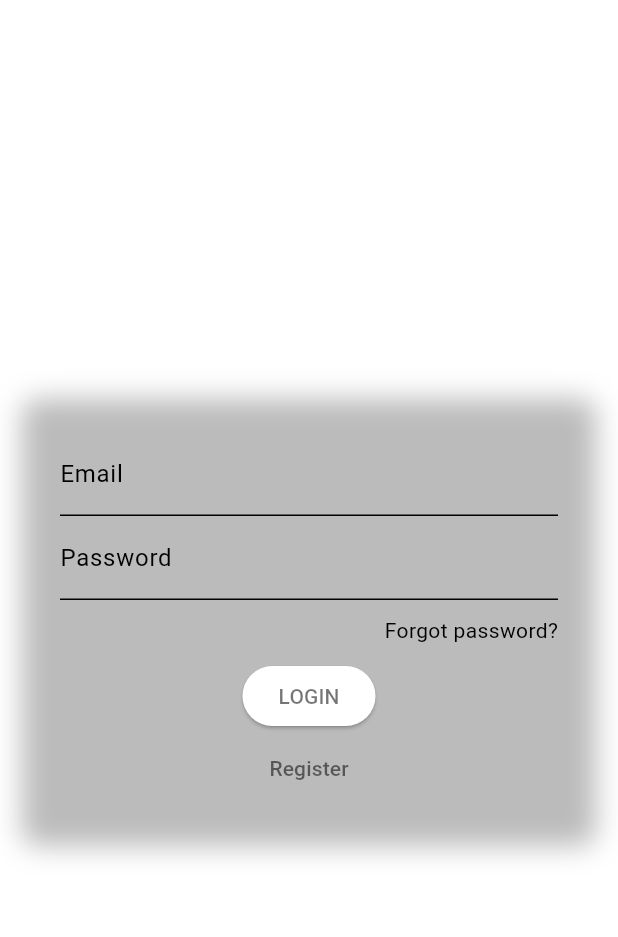
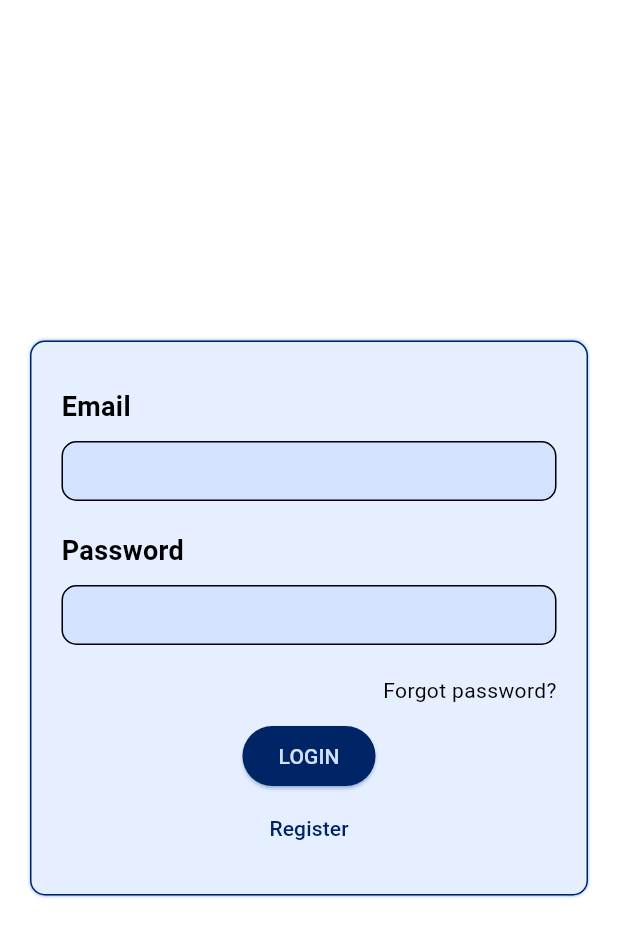
Before and after one commit to Geara0/drugpack_frontend, a Flutter app: the RecoveryPage screen opened by its route, after a tap on "Send request", after a tap on "Back", on a phone screen of 412 x 824 dp. Shown: the top 937 px of the screen. Run offline on Flutter 3.47's test engine with Material 3 defaults, Android fonts, the phone set to English and light mode, and no system bars; our stand-ins replace bloc, dio, easy_localization, flutter_bloc, flutter_secure_storage, freezed_annotation and 3 more; accounts and stored records are empty; generated files the repository leaves out were written again.

Commit message:
Изменил темы и поля email/password

```diff
--- a/lib/blocs/profile_bloc/client/client.dart
+++ b/lib/blocs/profile_bloc/client/client.dart
@@ -1,4 +1,3 @@
-
 import 'package:dio/dio.dart';
 import 'package:drugpack/dto/drug/drug_dto.dart';
 import 'package:retrofit/http.dart';
@@ -11,21 +10,23 @@ abstract class ProfileClient {
   factory ProfileClient(Dio dio, {String baseUrl}) = _ProfileClient;
 
   @POST('/account/drugs')
-  Future<HttpResponse<List<DrugDto>>> getAccountDrugs({
-    @Field() required String email,
-  });
+  Future<HttpResponse<List<DrugDto>>> getAccountDrugs();
+
   @POST('/account/conditions')
   Future<String> getAccountConditions({
     @Field() required String email,
   });
+
   @POST('/account/addDrugs')
   Future<String> addAccountDrugs({
     @Field() required String drugId,
   });
+
   @POST('/account/removeDrugs')
   Future<String> removeAccountDrugs({
     @Field() required String drugId,
   });
+
   @POST('/account/addConditions')
   Future<String> addAccountConditions({
     @Field() required String email,
--- a/lib/blocs/profile_bloc/profile_bloc.dart
+++ b/lib/blocs/profile_bloc/profile_bloc.dart
@@ -21,10 +21,9 @@ part 'profile_state.dart';
       yield ProfileLoading();
 
       try {
-        final response = await _client.getAccountDrugs(email: await AccountUtils.accountEmail);
+        final response = await _client.getAccountDrugs();
 
-        if (response.response.statusCode ==200) {
-          this.drugs = response.data;
+        if (response.response.statusCode == 200) {
           debugPrint('$response');
           yield ProfileSuccess(message: 'Get drugs successful!');
         } else {
@@ -34,7 +33,7 @@ part 'profile_state.dart';
       } catch (e) {
         yield ProfileFailure(
             error:
-            'Failed to connect to the server. Please check your internet connection.');
+                'Failed to connect to the server. Please check your internet connection.');
       }
     }
     if (event is AddAccountDrug) {
@@ -48,13 +47,12 @@ part 'profile_state.dart';
           debugPrint('$response');
           yield ProfileSuccess(message: 'Add drugs successful!');
         } else {
-          yield ProfileFailure(
-              error: 'Failed to add drugs.');
+          yield ProfileFailure(error: 'Failed to add drugs.');
         }
       } catch (e) {
         yield ProfileFailure(
             error:
-            'Failed to connect to the server. Please check your internet connection.');
+                'Failed to connect to the server. Please check your internet connection.');
       }
     }
 
@@ -69,13 +67,12 @@ part 'profile_state.dart';
           debugPrint('$response');
           yield ProfileSuccess(message: 'Remove drugs successful!');
         } else {
-          yield ProfileFailure(
-              error: 'Failed to remove drugs.');
+          yield ProfileFailure(error: 'Failed to remove drugs.');
         }
       } catch (e) {
         yield ProfileFailure(
             error:
-            'Failed to connect to the server. Please check your internet connection.');
+                'Failed to connect to the server. Please check your internet connection.');
       }
     }
   }
--- a/lib/main.dart
+++ b/lib/main.dart
@@ -1,5 +1,5 @@
 import 'package:drugpack/router/router.dart';
-import 'package:drugpack/themes.dart';
+import 'package:drugpack/themes/themes.dart';
 import 'package:easy_localization/easy_localization.dart';
 import 'package:flutter/foundation.dart';
 import 'package:flutter/material.dart';
--- a/lib/pages/auth_page.dart
+++ b/lib/pages/auth_page.dart
@@ -1,4 +1,4 @@
-import 'package:drugpack/themes.dart';
+import 'package:drugpack/themes/themes.dart';
 import 'package:drugpack/widgets/password_text_form_field.dart';
 import 'package:flutter/material.dart';
 import 'package:flutter_bloc/flutter_bloc.dart';
@@ -45,7 +45,7 @@ class AuthPageContent extends StatelessWidget {
             Form(
               key: _formKey,
               child: Container(
-                decoration: ThemeClass.containerDecoration,
+                decoration: ThemeClass.containerDecoration(context),
                 padding: const EdgeInsets.all(20),
                 child: Column(
                   children: <Widget>[
--- a/lib/pages/profile_page.dart
+++ b/lib/pages/profile_page.dart
@@ -3,6 +3,8 @@ import 'package:flutter/material.dart';
 import 'package:flutter_bloc/flutter_bloc.dart';
 import 'package:flutter_secure_storage/flutter_secure_storage.dart';
 import 'package:go_router/go_router.dart';
+
+import '../utils/account_utils.dart';
 
 class ProfilePage extends StatefulWidget {
   const ProfilePage({super.key});
@@ -14,8 +16,6 @@ class ProfilePage extends StatefulWidget {
 class _ProfilePageState extends State<ProfilePage> {
   @override
   Widget build(BuildContext context) {
-    final bloc = context.read<ProfileBloc>();
-
     return Scaffold(
       appBar: AppBar(
         title: const Text('Profile'),
@@ -29,35 +29,40 @@ class _ProfilePageState extends State<ProfilePage> {
           ),
         ],
       ),
-      body: Center(
-        child: BlocConsumer<ProfileBloc, ProfileState>(
-          listenWhen: (prev, curr) => curr is ProfileFailure,
-          buildWhen: (prev, curr) => curr is! ProfileFailure,
-          listener: (context, state) {
-            if (state is ProfileFailure) {
-              // show message error
+      body: Column(
+        children: <Widget>[
+          Row(
+            children: <Widget>[
+              Icon(Icons.account_circle),
+              SizedBox(width: 10),
+              FutureBuilder<String>(
+                future: AccountUtils.accountEmail,
+                builder:
+                    (BuildContext context, AsyncSnapshot<String> snapshot) {
+                  if (snapshot.hasError) {
+                    return Text('Пользователь');
+                  } else {
+                    return Text('${snapshot.data}');
                   }
                 },
-          builder: (BuildContext context, ProfileState state) {
-            if (state is ProfileLoading) {
-              return const CircularProgressIndicator.adaptive();
-            }
-            return Column(
-              mainAxisAlignment: MainAxisAlignment.center,
-              children: <Widget>[
-                Text(
-                  'Drugs: ${bloc.drugs}',
-                  style: const TextStyle(fontSize: 20),
               ),
-                const SizedBox(height: 10),
-                // Text(
-                //   'Drug Name: ${context.watch<ProfileBloc>().accountDrug}', // Display Drug name
-                //   style: TextStyle(fontSize: 20),
-                // ),
             ],
-            );
+          ),
+          SizedBox(height: 20),
+          ElevatedButton(
+            onPressed: () {
+              context.go('/auth/registration');
             },
+            child: Text('Препараты'),
           ),
+          SizedBox(height: 10),
+          ElevatedButton(
+            onPressed: () {
+              context.go('/auth/registration');
+            },
+            child: Text('Заболевания'),
+          ),
+        ],
       ),
     );
   }
--- a/lib/pages/recovery_page.dart
+++ b/lib/pages/recovery_page.dart
@@ -2,7 +2,7 @@ import 'package:easy_localization/easy_localization.dart';
 import 'package:flutter/material.dart';
 import 'package:go_router/go_router.dart';
 
-import '../themes.dart';
+import '../themes/themes.dart';
 import '../widgets/email_text_form_field.dart';
 
 class RecoveryPage extends StatelessWidget {
@@ -22,7 +22,7 @@ class RecoveryPage extends StatelessWidget {
             Form(
               key: _formKey,
               child: Container(
-                decoration: ThemeClass.containerDecoration,
+                decoration: ThemeClass.containerDecoration(context),
                 padding: EdgeInsets.all(20),
                 child: Column(
                   children: <Widget>[
--- a/lib/pages/registration_page.dart
+++ b/lib/pages/registration_page.dart
@@ -6,7 +6,7 @@ import 'package:go_router/go_router.dart';
 import '../blocs/auth_bloc/auth_bloc.dart';
 import '../blocs/auth_bloc/auth_event.dart';
 import '../blocs/auth_bloc/auth_state.dart';
-import '../themes.dart';
+import '../themes/themes.dart';
 import '../widgets/email_text_form_field.dart';
 import '../widgets/password_text_form_field.dart';
 
@@ -45,7 +45,7 @@ class RegistrationForm extends StatelessWidget {
             Form(
               key: _formKey,
               child: Container(
-                decoration: ThemeClass.containerDecoration,
+                decoration: ThemeClass.containerDecoration(context),
                 padding: const EdgeInsets.all(20.0),
                 child: Column(
                   mainAxisAlignment: MainAxisAlignment.center,
--- a/lib/router/router.dart
+++ b/lib/router/router.dart
@@ -85,6 +85,30 @@ final List<RouteBase> _routes = [
                         ),
                       );
                     },
+                    routes: [
+                      GoRoute(
+                        path: 'account_drugs',
+                        builder: (context, state) {
+                          return BlocProvider<ProfileBloc>(
+                            create: (context) => ProfileBloc(),
+                            child: ProfilePage(
+                              key: state.pageKey,
+                            ),
+                          );
+                        },
+                      ),
+                      GoRoute(
+                        path: 'account_conditions',
+                        builder: (context, state) {
+                          return BlocProvider<ProfileBloc>(
+                            create: (context) => ProfileBloc(),
+                            child: ProfilePage(
+                              key: state.pageKey,
+                            ),
+                          );
+                        },
+                      ),
+                    ],
                   ),
                 ],
               ),
--- a/lib/themes.dart
+++ /dev/null
@@ -1,41 +0,0 @@
-import 'package:flutter/material.dart';
-
-class ThemeClass {
-  Color lightPrimaryColor = Colors.black54;
-
-  Color darkPrimaryColor = Colors.black54;
-
-  static ThemeData lightTheme = ThemeData(
-    primaryColor: ThemeData.light().scaffoldBackgroundColor,
-    colorScheme: const ColorScheme.light().copyWith(
-      primary: _themeClass.lightPrimaryColor,
-    ),
-  );
-
-  static ThemeData darkTheme = ThemeData(
-    primaryColor: ThemeData.dark().scaffoldBackgroundColor,
-    textButtonTheme: const TextButtonThemeData(
-        style: ButtonStyle(
-            foregroundColor: MaterialStatePropertyAll(Colors.white))),
-    elevatedButtonTheme: const ElevatedButtonThemeData(
-        style: ButtonStyle(
-            foregroundColor: MaterialStatePropertyAll(Colors.white))),
-    colorScheme: const ColorScheme.dark().copyWith(
-      primary: _themeClass.darkPrimaryColor,
-    ),
-  );
-
-  static BoxDecoration containerDecoration = BoxDecoration(
-    borderRadius: BorderRadius.circular(10),
-    boxShadow: [
-      BoxShadow(
-        color: Colors.grey.withOpacity(0.7),
-        spreadRadius: 5,
-        blurRadius: 15,
-        offset: const Offset(0, 3),
-      ),
-    ],
-  );
-}
-
-ThemeClass _themeClass = ThemeClass();
--- /dev/null
+++ b/lib/themes/themes.dart
@@ -0,0 +1,119 @@
+import 'package:flutter/material.dart';
+
+class ThemeClass {
+  static const Color lightAppBarColor = Color(0xFFD3E3FF);
+  static const Color lightStatusBarColor = Color(0xFFACCAFF);
+  static const Color lightBackgroundColor = Colors.white;
+  static const Color lightBoxDecorationColor = Color(0xFFD3E3FF);
+  static const Color lightTextColor = Color(0xFF002566);
+  static const Color lightTextButtonColor = Color(0xFF002566);
+  static const Color lightTextFieldInsideColor = Color(0xFFD3E3FF);
+  static const Color lightTextFieldBorderColor = Color(0xFF002566);
+  static const Color lightElevatedButtonColor = Color(0xFF002566);
+  static const Color lightElevatedButtonTextColor = Color(0xFFD3E3FF);
+  static const Color lightElevatedButtonShadowColor = Color(0xFF7BABFF);
+  static const Color lightIconColor = Color(0xFF002566);
+
+  static const Color darkAppBarColor = Color(0xFF001A47);
+  static const Color darkStatusBarColor = Color(0xFF001A47);
+  static const Color darkBackgroundColor = Color(0xFF000A1B);
+  static const Color darkBoxDecorationColor = Color(0xFF7BABFF);
+  static const Color darkTextColor = Color(0xFFD3E3FF);
+  static const Color darkTextButtonColor = Color(0xFFD3E3FF);
+  static const Color darkTextFieldInsideColor = Color(0xFFD3E3FF);
+  static const Color darkTextFieldBorderColor = Color(0xFF001A47);
+  static const Color darkElevatedButtonColor = Color(0xFF001A47);
+  static const Color darkElevatedButtonTextColor = Color(0xFF000A1B);
+  static const Color darkElevatedButtonShadowColor = Color(0xFF7BABFF);
+  static const Color darkIconColor = Color(0xFF002566);
+
+  static ThemeData lightTheme = ThemeData(
+    primaryColor: ThemeData
+        .light()
+        .scaffoldBackgroundColor,
+    appBarTheme: const AppBarTheme(
+      backgroundColor: lightAppBarColor,
+    ),
+    bottomNavigationBarTheme: const BottomNavigationBarThemeData(
+      backgroundColor: lightAppBarColor,
+    ),
+    colorScheme: const ColorScheme.light().copyWith(),
+    textButtonTheme: const TextButtonThemeData(
+      style: ButtonStyle(
+        foregroundColor: MaterialStatePropertyAll(lightTextButtonColor),
+      ),
+    ),
+    elevatedButtonTheme: const ElevatedButtonThemeData(
+      style: ButtonStyle(
+        backgroundColor: MaterialStatePropertyAll(lightElevatedButtonColor),
+        shadowColor: MaterialStatePropertyAll(lightElevatedButtonShadowColor),
+        foregroundColor: MaterialStatePropertyAll(lightElevatedButtonTextColor),
+      ),
+    ),
+    scaffoldBackgroundColor: lightBackgroundColor,
+    inputDecorationTheme: const InputDecorationTheme(
+      filled: true,
+      fillColor: lightTextFieldInsideColor,
+      focusedBorder: OutlineInputBorder(
+        borderSide: BorderSide(color: lightTextFieldBorderColor),
+      ),
+    ),
+  );
+
+  static ThemeData darkTheme = ThemeData(
+    primaryColor: ThemeData
+        .dark()
+        .scaffoldBackgroundColor,
+    appBarTheme: const AppBarTheme(
+      backgroundColor: darkAppBarColor,
+    ),
+    bottomNavigationBarTheme: const BottomNavigationBarThemeData(
+      backgroundColor: darkAppBarColor,
+    ),
+    colorScheme: const ColorScheme.dark().copyWith(),
+    textButtonTheme: const TextButtonThemeData(
+      style: ButtonStyle(
+        foregroundColor: MaterialStatePropertyAll(darkTextButtonColor),
+      ),
+    ),
+    elevatedButtonTheme: const ElevatedButtonThemeData(
+      style: ButtonStyle(
+        backgroundColor: MaterialStatePropertyAll(darkElevatedButtonColor),
+        shadowColor: MaterialStatePropertyAll(darkElevatedButtonShadowColor),
+        foregroundColor: MaterialStatePropertyAll(darkElevatedButtonTextColor),
+      ),
+    ),
+    scaffoldBackgroundColor: darkBackgroundColor,
+    inputDecorationTheme: const InputDecorationTheme(
+      filled: true,
+      fillColor: darkTextFieldInsideColor,
+      focusedBorder: OutlineInputBorder(
+        borderSide: BorderSide(color: darkTextFieldBorderColor),
+      ),
+    ),
+  );
+
+  static const Color lightInnerColor = Color(0xFFE6EFFF);
+  static const Color darkInnerColor = Color(0xFF001A47);
+  static const Color borderColor = Color(0xFF002566);
+  static const Color shadowColor = Color(0xFF7BABFF);
+
+  static BoxDecoration containerDecoration(BuildContext context) {
+    Color innerColor = Theme
+        .of(context)
+        .brightness == Brightness.light ? lightInnerColor : darkInnerColor;
+    return BoxDecoration(
+      borderRadius: BorderRadius.circular(10),
+      color: innerColor,
+      border: Border.all(color: borderColor),
+      boxShadow: const [
+        BoxShadow(
+          color: shadowColor,
+          blurRadius: 1,
+        ),
+      ],
+    );
+  }
+}
+
+ThemeClass _themeClass = ThemeClass();
--- a/lib/widgets/email_text_form_field.dart
+++ b/lib/widgets/email_text_form_field.dart
@@ -8,10 +8,19 @@ class EmailTextField extends StatelessWidget {
 
   @override
   Widget build(BuildContext context) {
-    return TextFormField(
+    return Column(
+      crossAxisAlignment: CrossAxisAlignment.start,
+      children: <Widget>[
+        const SizedBox(height: 10),
+        Text('auth.Email'.tr(), style: const TextStyle(fontSize: 18, fontWeight: FontWeight.bold),),
+        const SizedBox(height: 10),
+        Container(
+          height: 40,
+          child: TextFormField(
             controller: controller,
             decoration: InputDecoration(
-        labelText: 'auth.Email'.tr(),
+              border: OutlineInputBorder(
+                borderRadius: BorderRadius.circular(10.0),),
             ),
             keyboardType: TextInputType.emailAddress,
             validator: (value) {
@@ -26,6 +35,10 @@ class EmailTextField extends StatelessWidget {
               }
               return null;
             },
+          ),
+        ),
+        const SizedBox(height: 10),
+      ],
     );
   }
 }
--- a/lib/widgets/password_text_form_field.dart
+++ b/lib/widgets/password_text_form_field.dart
@@ -8,10 +8,22 @@ class PasswordTextField extends StatelessWidget {
 
   @override
   Widget build(BuildContext context) {
-    return TextFormField(
+    return Column(
+      crossAxisAlignment: CrossAxisAlignment.start,
+      children: <Widget>[
+        const SizedBox(height: 10),
+        Text(
+          'auth.Password'.tr(),
+          style: const TextStyle(fontSize: 18, fontWeight: FontWeight.bold),
+        ),
+        const SizedBox(height: 10),
+        Container(
+          height: 40,
+          child: TextFormField(
             controller: controller,
             decoration: InputDecoration(
-        labelText: 'auth.Password'.tr(),
+              border: OutlineInputBorder(
+                borderRadius: BorderRadius.circular(10.0),),
             ),
             obscureText: true,
             validator: (value) {
@@ -19,11 +31,16 @@ class PasswordTextField extends StatelessWidget {
                 return 'validation error.Password is empty'.tr();
               } else if (value.length < 8) {
                 return 'validation error.Short password'.tr();
-        } else if (!RegExp(r'^(?=.*[A-Z])(?=.*[\W_]).{8,}$').hasMatch(value)) {
+              } else if (!RegExp(r'^(?=.*[A-Z])(?=.*[\W_]).{8,}$')
+                  .hasMatch(value)) {
                 return 'validation error.Unsafe password'.tr();
               }
               return null;
             },
+          ),
+        ),
+        const SizedBox(height: 10),
+      ],
     );
   }
 }
--- a/pubspec.yaml
+++ b/pubspec.yaml
@@ -26,6 +26,7 @@ dependencies:
   flutter_secure_storage: ^4.2.1
   hexcolor: ^3.0.1
   json_serializable: ^6.7.1
+  provider: ^6.0.1
 
 dev_dependencies:
   flutter_test:
```
Also changed, not shown: lib/blocs/search_bloc/search_bloc.dart (+0 -12 lines), lib/pages/account_conditions_page.dart (added, +70 -0 lines), pubspec.lock. Lines whose indentation alone changed are shown as unchanged.
